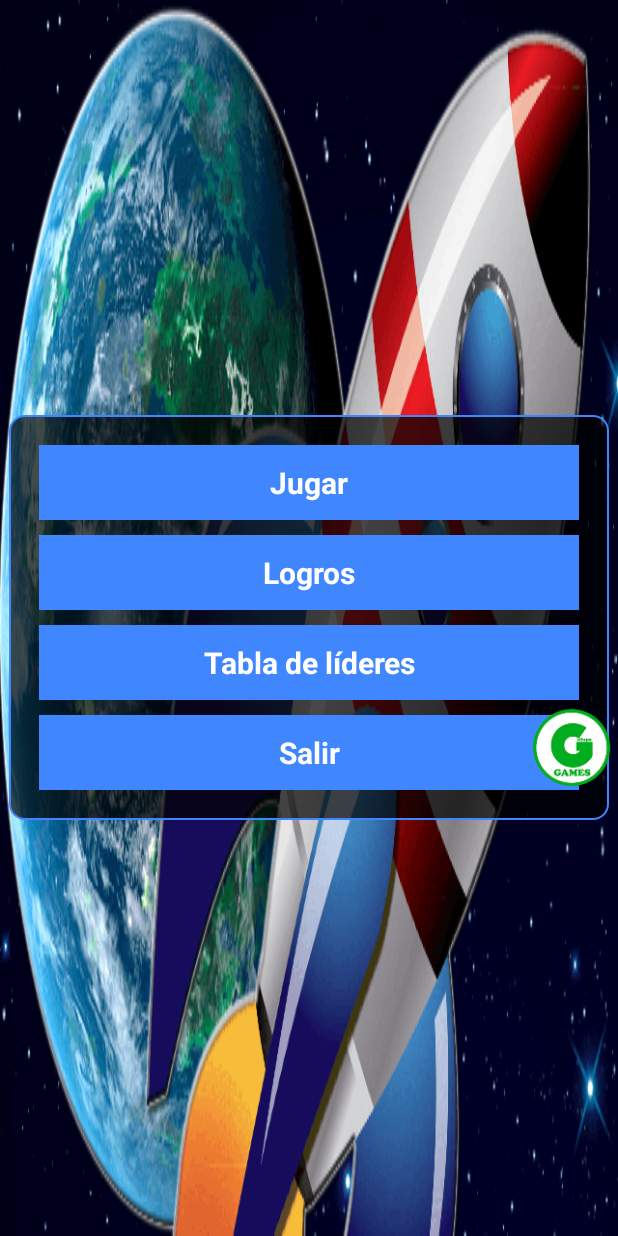
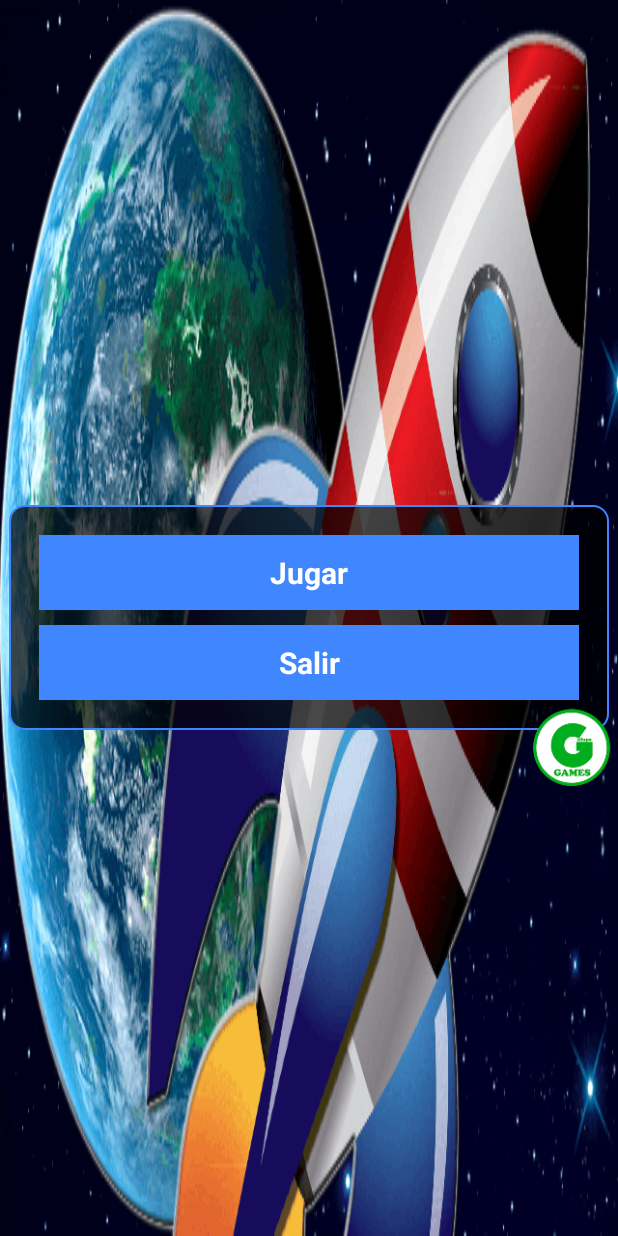
Before and after one commit to androide0917/2DAndroidEngine, an Android app: the layout menu.xml on its own in the app's theme, with its tools: preview values and no code run, on a phone screen of 412 x 824 dp. Run offline under Robolectric (Android 15) with nearby library versions, the phone set to English and light mode, and no system bars.

Commit message:
new jks, new signature, code improvements

```diff
--- a/spacecraft/build.gradle
+++ b/spacecraft/build.gradle
@@ -7,7 +7,7 @@ android {
     compileSdkVersion 31
 
     defaultConfig {
-        applicationId "co.com.gulupagames.spacecraft"
+        applicationId "com.gulupagames.spacecraft"
         minSdkVersion 21
         targetSdkVersion 31
         versionCode 8
--- a/spacecraft/src/main/res/layout/menu.xml
+++ b/spacecraft/src/main/res/layout/menu.xml
@@ -16,19 +16,6 @@
         android:padding="20dp">
 
         <Button
-            android:id="@+id/continue_btn"
-            style="@style/RedBackButton"
-            android:text="@string/menu_continue"
-            android:visibility="gone" />
-
-        <View
-            android:id="@+id/continue_separator"
-            android:layout_width="match_parent"
-            android:layout_height="10dp"
-            android:orientation="horizontal"
-            android:visibility="gone" />
-
-        <Button
             android:id="@+id/play_button"
             style="@style/RedBackButton"
             android:text="@string/menu_play" />
@@ -40,24 +27,6 @@
             android:orientation="horizontal" />
 
         <Button
-            android:id="@+id/showAchievementsButton"
-            style="@style/RedBackButton"
-            android:text="@string/menu_achievements" />
-
-        <View
-            android:layout_width="match_parent"
-            android:layout_height="10dp" />
-
-        <Button
-            android:id="@+id/showLeaderBoardButton"
-            style="@style/RedBackButton"
-            android:text="@string/menu_leader_board" />
-
-        <View
-            android:layout_width="match_parent"
-            android:layout_height="10dp" />
-
-        <Button
             android:id="@+id/exit_button"
             style="@style/RedBackButton"
             android:text="@string/menu_exit" />
@@ -67,9 +36,9 @@
         android:id="@+id/imageView"
         android:layout_width="match_parent"
         android:layout_height="match_parent"
-        android:layout_alignParentBottom="true"
         android:layout_alignParentEnd="true"
         android:layout_alignParentRight="true"
+        android:layout_alignParentBottom="true"
         android:contentDescription="@string/image_description"
         android:src="@drawable/gulupagameslogo" />
 </RelativeLayout>
```
Also changed, not shown: engine/src/main/java/co/com/gulupagames/gamecore/entity/GameEntity.kt (+11 -11 lines), engine/src/main/java/co/com/gulupagames/gamecore/game/gameactivity/BaseGameActivity.kt (+3 -4 lines), spacecraft/src/main/java/co/com/gulupagames/spacecraft/activities/game/GameActivity.kt (+7 -14 lines), spacecraft/src/main/res/layout/level.xml (+6 -4 lines), 1 other file.
